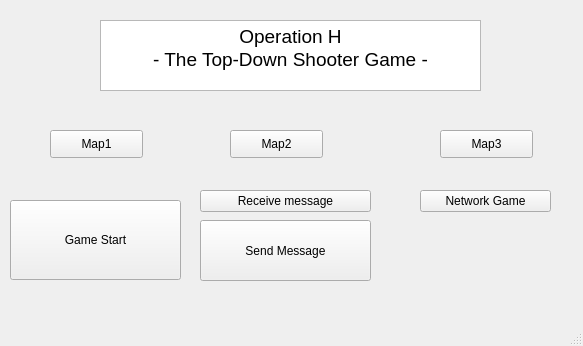
The window that mainwindow.ui (kkdlau/COMP2012H-OPERATION-H) describes before a commit, drawn with Qt 5.
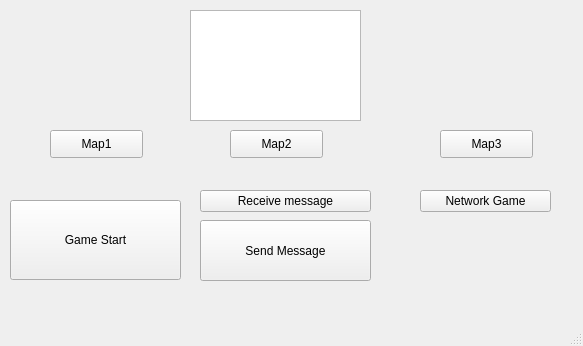
The same window after the commit.

Patch:
```diff
--- a/mainwindow.ui
+++ b/mainwindow.ui
@@ -84,24 +84,6 @@
      <string>Network Game</string>
     </property>
    </widget>
-   <widget class="QTextBrowser" name="textBrowser">
-    <property name="geometry">
-     <rect>
-      <x>100</x>
-      <y>20</y>
-      <width>381</width>
-      <height>71</height>
-     </rect>
-    </property>
-    <property name="html">
-     <string>&lt;!DOCTYPE HTML PUBLIC &quot;-//W3C//DTD HTML 4.0//EN&quot; &quot;http://www.w3.org/TR/REC-html40/strict.dtd&quot;&gt;
-&lt;html&gt;&lt;head&gt;&lt;meta name=&quot;qrichtext&quot; content=&quot;1&quot; /&gt;&lt;style type=&quot;text/css&quot;&gt;
-p, li { white-space: pre-wrap; }
-&lt;/style&gt;&lt;/head&gt;&lt;body style=&quot; font-family:'MS Shell Dlg 2'; font-size:7.8pt; font-weight:400; font-style:normal;&quot;&gt;
-&lt;p align=&quot;center&quot; style=&quot; margin-top:0px; margin-bottom:0px; margin-left:0px; margin-right:0px; -qt-block-indent:0; text-indent:0px;&quot;&gt;&lt;span style=&quot; font-size:14pt;&quot;&gt;Operation H&lt;/span&gt;&lt;/p&gt;
-&lt;p align=&quot;center&quot; style=&quot; margin-top:0px; margin-bottom:0px; margin-left:0px; margin-right:0px; -qt-block-indent:0; text-indent:0px;&quot;&gt;&lt;span style=&quot; font-size:14pt;&quot;&gt;- The Top-Down Shooter Game -&lt;/span&gt;&lt;/p&gt;&lt;/body&gt;&lt;/html&gt;</string>
-    </property>
-   </widget>
    <widget class="QPushButton" name="pushButton_Map1">
     <property name="geometry">
      <rect>
@@ -141,6 +123,16 @@
      <string>Map3</string>
     </property>
    </widget>
+   <widget class="QGraphicsView" name="graphicsView">
+    <property name="geometry">
+     <rect>
+      <x>190</x>
+      <y>10</y>
+      <width>171</width>
+      <height>111</height>
+     </rect>
+    </property>
+   </widget>
   </widget>
   <widget class="QMenuBar" name="menubar">
    <property name="geometry">
```
Left out of the diff: 2 changed lines with no effect on the pictures.
